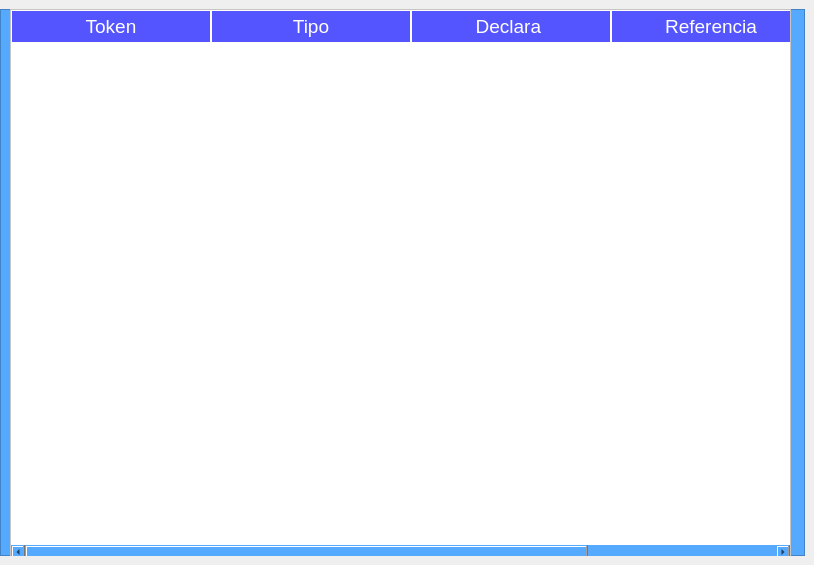
This is ventanas/Ventana_token_dialog.ui in llamasdelacruz/Compilador as Qt 5 draws it before an edit. The edited form follows.
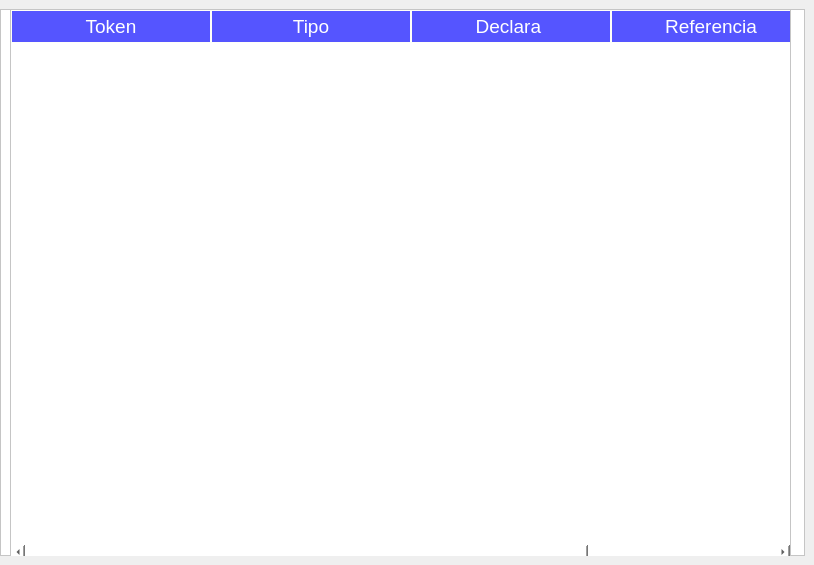
This is the edited form.

Commit message:
gitflow-feature-stash: correcion_ventana_tabla
Corrección de error en la ventana tabla

What changed in the file:
```diff
--- a/ventanas/Ventana_token_dialog.ui
+++ b/ventanas/Ventana_token_dialog.ui
@@ -38,7 +38,7 @@
       <bool>false</bool>
      </property>
      <property name="styleSheet">
-      <string notr="true">background-color: rgba(85, 170, 255);</string>
+      <string notr="true">background-color: rgb(255, 255, 255);</string>
      </property>
      <property name="frameShape">
       <enum>QFrame::StyledPanel</enum>
```
Left out of the diff: 3 changed lines with no effect on the pictures.
